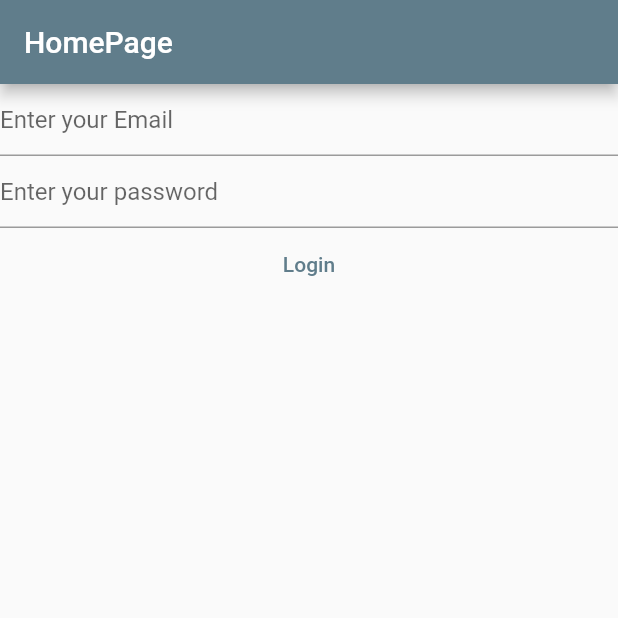
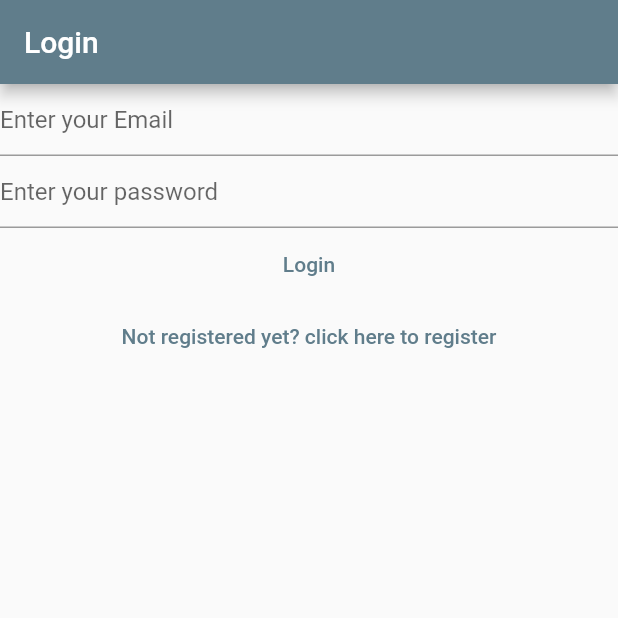
Before and after one commit to RJ-song/MyTestApp, a Flutter app: the screen it shows after launch, on a phone screen of 412 x 824 dp, the top half of it. Run offline on Flutter 3.47's test engine with Material 2 defaults, Android fonts, the phone set to English and light mode, and no system bars; our stand-ins replace firebase_auth, firebase_core, fluttertoast; accounts and stored records are empty.

Commit message:
view navigation

```diff
--- a/lib/main.dart
+++ b/lib/main.dart
@@ -1,4 +1,3 @@
-import 'package:firebase_auth/firebase_auth.dart';
 import 'package:flutter/material.dart';
 import 'package:firebase_core/firebase_core.dart';
 import 'package:mytestapp/views/login_view.dart';
@@ -18,6 +17,10 @@ Future<void> main() async {
         primarySwatch: Colors.blueGrey,
       ),
       home: const HomePage(),
+      routes: {
+        '/login/': (context) => const LoginView(),
+        '/register/' : (context) => const RegisterView(),
+      },
     ),
     );
 }
@@ -28,11 +31,7 @@ class HomePage extends StatelessWidget {
 
  @override
   Widget build(BuildContext context) {
-    return Scaffold(
-      appBar: AppBar(
-        title: const Text('HomePage'),
-        ),
-        body: FutureBuilder(
+    return FutureBuilder(
           future: Firebase.initializeApp(
                   options: DefaultFirebaseOptions.currentPlatform,
                 ),
@@ -51,28 +50,6 @@ class HomePage extends StatelessWidget {
           return const Text('Loading...');
             }
           },
-        ),
-    );
+        );
   }
 }
-
-class VerifyEmailView extends StatefulWidget {
-  const VerifyEmailView({super.key});
-
-  @override
-  State<VerifyEmailView> createState() => VerifyEmailViewState();
-}
-
-class VerifyEmailViewState extends State<VerifyEmailView> {
-  @override
-  Widget build(BuildContext context) {
-    return  Column(children: [
-      const Text('Please Verify your Email address'),
-      TextButton(onPressed: () async{
-        final user = FirebaseAuth.instance.currentUser;
-        await user?.sendEmailVerification();
-      },
-      child: const Text('Send Email verification'),)
-    ],);
-  }
-}
--- a/lib/views/login_view.dart
+++ b/lib/views/login_view.dart
@@ -1,3 +1,4 @@
+
 import 'package:flutter/material.dart';
 import 'package:fluttertoast/fluttertoast.dart';
 import 'package:firebase_auth/firebase_auth.dart';
@@ -30,7 +31,9 @@ class _LoginViewState extends State<LoginView> {
 
   @override
   Widget build(BuildContext context) {
-     return Column(
+     return Scaffold(
+       appBar: AppBar(title:const Text('Login')),
+       body: Column(
               children: [
                 TextField(
                   controller: _email,
@@ -78,7 +81,15 @@ class _LoginViewState extends State<LoginView> {
                     print(e);
                   }
                 }, child: const Text('Login')),
+
+                TextButton(onPressed: () {
+                  Navigator.of(context).pushNamedAndRemoveUntil('/register/',
+                  (route) => false);
+                },
+                 child: const Text('Not registered yet? click here to register')
+                 )
               ],
+            ),
      );
   }
 }
--- a/lib/views/register_view.dart
+++ b/lib/views/register_view.dart
@@ -30,7 +30,9 @@ class _RegisterViewState extends State<RegisterView> {
 
   @override
   Widget build(BuildContext context) {
-     return Column(
+     return Scaffold(
+       appBar: AppBar(title: const Text('Registration'),),
+       body: Column(
               children: [
                 TextField(
                   controller: _email,
@@ -78,7 +80,12 @@ class _RegisterViewState extends State<RegisterView> {
                     }
                   }
                 }, child: const Text('Register')),
+                TextButton(onPressed: () {
+                   Navigator.of(context).pushNamedAndRemoveUntil('/login/',
+                (route) => false);
+                }, child: const Text('already registered? click here to login'))
               ],
+            ),
      );
   }
 }
```
Also changed, not shown: lib/views/verify_emil_view.dart (added, +26 -0 lines). Lines whose indentation alone changed are shown as unchanged.
